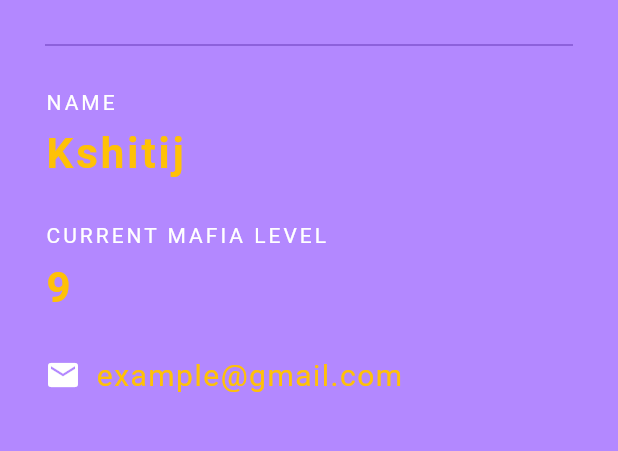
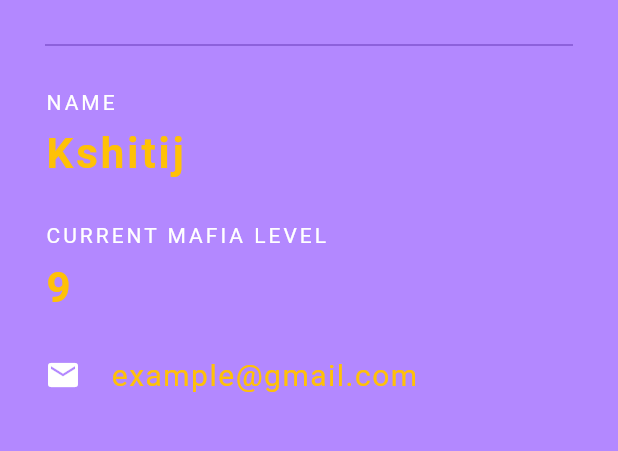
Before and after one commit to kshitijsu/flutterMafia_ID-Card, a Flutter app: the screen it shows after launch, on a phone screen of 412 x 824 dp, the part 324-775 px from its top. Run offline on Flutter 3.47's test engine with Material 2 defaults, Android fonts, the phone set to English and light mode, and no system bars.

Commit message:
Files Added

```diff
--- a/lib/main.dart
+++ b/lib/main.dart
@@ -76,7 +76,7 @@ class MafiaCard extends StatelessWidget {
               ),
               Row(children: <Widget>[
                 Icon(Icons.email, color: Colors.white),
-                SizedBox(width: 10),
+                SizedBox(width: 20),
                 Text('example@gmail.com',
                     style: TextStyle(
                       color: Colors.amber,
```
